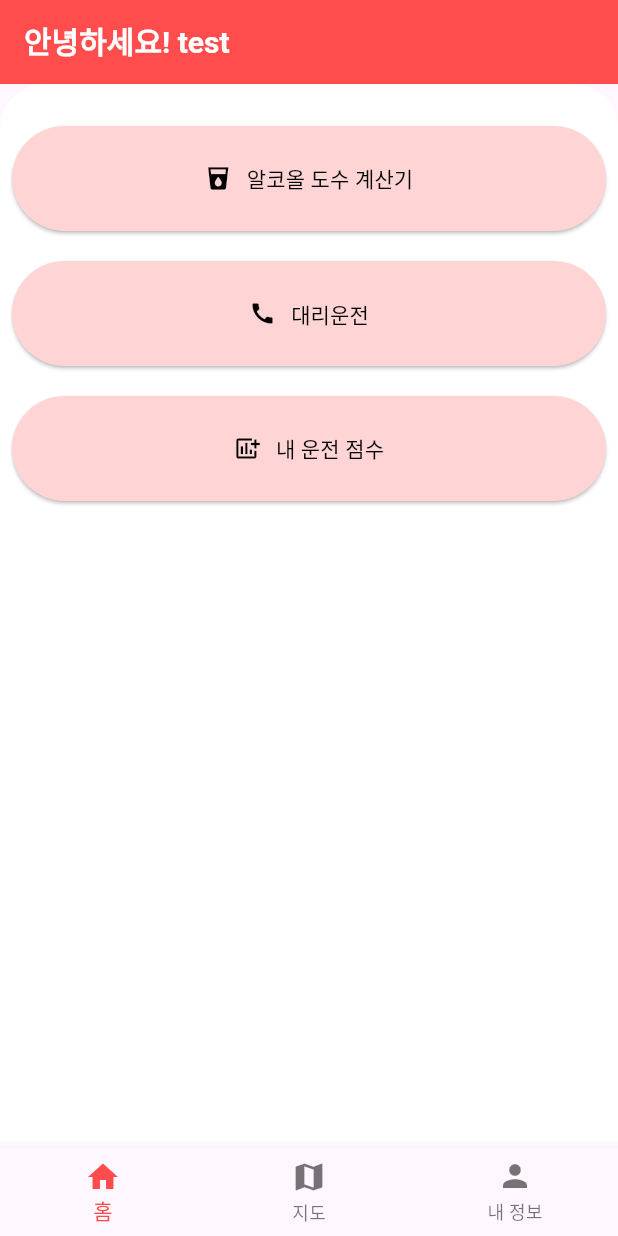
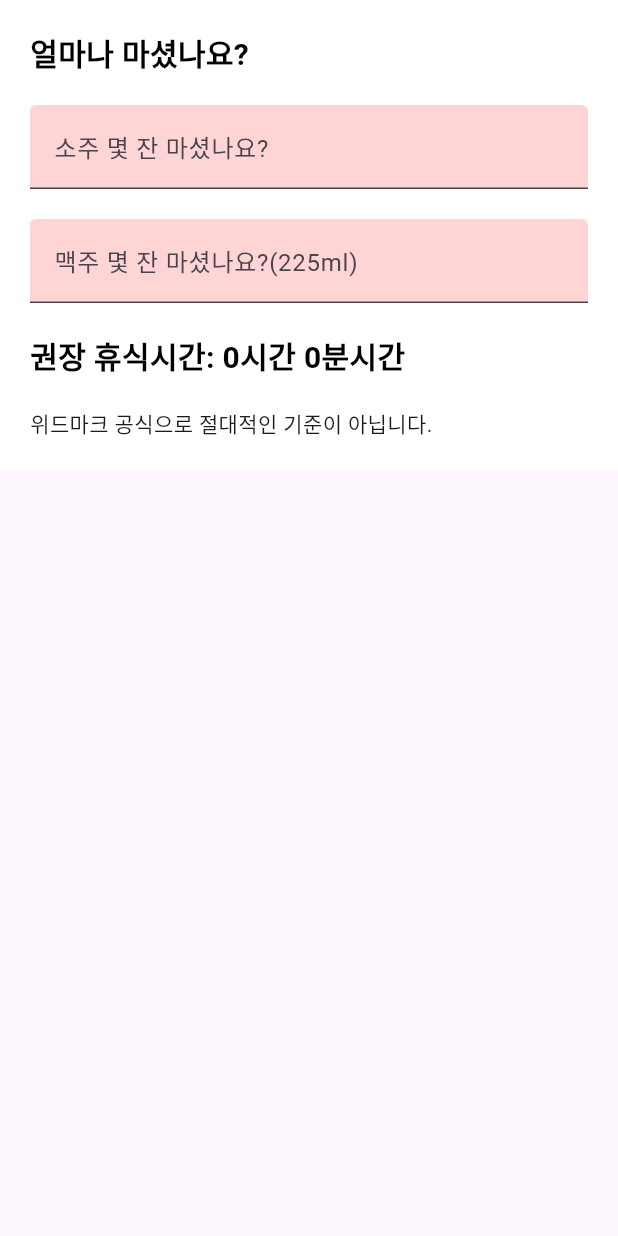
Before and after one commit to Doho-K/ALCO-T, a Flutter app: the screen it shows after launch, after a tap on "알코올 도수 계산기", on a phone screen of 412 x 824 dp. Run offline on Flutter 3.47's test engine with Material 3 defaults, Android fonts, the phone set to English and light mode, and no system bars; our stand-ins replace cloud_firestore, firebase_core, get, google_maps_flutter, sensors_plus; accounts and stored records are empty.

Commit message:
widmark page done&task connected

```diff
--- a/alco_t_dev/lib/DataCollector.dart
+++ b/alco_t_dev/lib/DataCollector.dart
@@ -9,9 +9,10 @@ class DataCollector extends GetxController{
   RxBool taskStart = false.obs;
   RxDouble initY = 0.0.obs;
   RxDouble gyroTime = 0.0.obs;
-  RxString userName = 'test'.obs;
-  RxInt userWeight = 0.obs;
-  RxInt userHeight = 0.obs;
+  RxString userName = 'user'.obs;
+  RxInt userWeight = 60.obs;
+  RxInt userHeight = 170.obs;
+  RxBool userSex = true.obs;
 
   void saveData() async {
     try{
--- a/alco_t_dev/lib/GyroTask.dart
+++ b/alco_t_dev/lib/GyroTask.dart
@@ -37,6 +37,7 @@ class _GyroTaskState extends State<GyroTask> {
         child: Column(
           mainAxisAlignment: MainAxisAlignment.center,
           children: <Widget>[
+            Text("폰을 기울여 두 공을 만나게 해주세요!"),
             Text('$_count',style: TextStyle(fontSize: 48),),
             /*Text(
               'ACCELEROMETER',
@@ -233,18 +234,6 @@ class _MovingBallState extends State<MovingBall> with TickerProviderStateMixin {
     });
   }
 
-  /*void setBallPosition(double x, double y) {
-    setState(() {
-      _x = x;
-      _y = y;
-    });
-  }
-
-  @override
-  void dispose() {
-    _controller.dispose();
-    super.dispose();
-  }*/
   double distanceBetweenPoints(double x1, double y1, double x2, double y2) {
     double dx = x2 - x1;
     double dy = y2 - y1;
@@ -256,9 +245,9 @@ class _MovingBallState extends State<MovingBall> with TickerProviderStateMixin {
       color: Colors.white,
       child: Column(
         children: [
-          Text(myController.initY.value.toString()),
-          Text(myController.gyroY.value.toString()),
-          Text(myController.gyroTime.value.toString()),
+          /*Text(myController.initY.value.toString()),
+          Text(myController.gyroY.value.toString()),*/
+          Text("${myController.gyroTime.value.toString()}:millisec!"),
           CustomPaint(
             painter: BallPainter(_x, _y),
           ),
--- a/alco_t_dev/lib/mainPages/main_home.dart
+++ b/alco_t_dev/lib/mainPages/main_home.dart
@@ -1,4 +1,8 @@
 import 'package:alco_t_dev/DataCollector.dart';
+import 'package:alco_t_dev/GyroTask.dart';
+import 'package:alco_t_dev/PatternSwipingPage.dart';
+import 'package:alco_t_dev/SelectionPage.dart';
+import 'package:alco_t_dev/widmarkPage.dart';
 import 'package:flutter/material.dart';
 import 'package:get/get.dart';
 
@@ -13,7 +17,8 @@ class _main_homeState extends State<main_home> {
   final myController = Get.put(DataCollector());
   @override
   Widget build(BuildContext context) {
-    return Container(
+    return Scaffold(
+      body: Container(
         child: Padding(
           padding: const EdgeInsets.all(8.0),
           child: Column(
@@ -21,7 +26,7 @@ class _main_homeState extends State<main_home> {
             children: <Widget>[
               SizedBox(height: 20.0),
               ElevatedButton(onPressed: () {
-
+                Get.to(WidmarkPage());
               },
                   style: ElevatedButton.styleFrom(
                     backgroundColor: Color.fromRGBO(255, 212, 212, 1),
@@ -39,7 +44,7 @@ class _main_homeState extends State<main_home> {
               )),
               SizedBox(height: 20.0),
               ElevatedButton(onPressed: () {
-
+                Get.to(PatternSwipingPage(userID: "", sessionID: 1, inPattern: 3, randPattern: 2));
               },
                   style: ElevatedButton.styleFrom(
                     backgroundColor: Color.fromRGBO(255, 212, 212, 1),
@@ -51,16 +56,15 @@ class _main_homeState extends State<main_home> {
                   children: <Widget>[
                     Icon(Icons.call,color: Colors.black,),
                     SizedBox(width: 10.0),
-                  Text("대리운전",style:TextStyle(color: Colors.black),)
+                    Text("대리운전//타이핑 테스크",style:TextStyle(color: Colors.black),)
                   ],
                 ),
               )),
               SizedBox(height: 20.0),
               ElevatedButton(onPressed: () {
-
+                Get.to(SelectionPage(sessionID: 1,userID: "",));
               },
                   style: ElevatedButton.styleFrom(
-
                     backgroundColor: Color.fromRGBO(255, 212, 212, 1),
                   ),
                   child: Container(
@@ -71,7 +75,25 @@ class _main_homeState extends State<main_home> {
                   children: <Widget>[
                     Icon(Icons.add_chart,color: Colors.black,),
                     SizedBox(width: 10.0),
-                  Text("내 운전 점수",style:TextStyle(color: Colors.black),)
+                    Text("내 운전 점수//선택 테스트",style:TextStyle(color: Colors.black),)
+                  ],
+                ),
+              )),
+              ElevatedButton(onPressed: () {
+                Get.to(GyroTask());
+              },
+                  style: ElevatedButton.styleFrom(
+                    backgroundColor: Color.fromRGBO(255, 212, 212, 1),
+                  ),
+                  child: Container(
+                    height: 70,
+
+                    child: Row(
+                      mainAxisAlignment: MainAxisAlignment.center,
+                      children: <Widget>[
+                        Icon(Icons.add_chart,color: Colors.black,),
+                        SizedBox(width: 10.0),
+                        Text("자이로 테스크",style:TextStyle(color: Colors.black),)
                       ],
                     ),
                   ))
@@ -79,6 +101,7 @@ class _main_homeState extends State<main_home> {
             ],
           ),
         ),
+      ),
     );
   }
 }
--- /dev/null
+++ b/alco_t_dev/lib/widmarkPage.dart
@@ -0,0 +1,88 @@
+import 'package:alco_t_dev/DataCollector.dart';
+import 'package:flutter/cupertino.dart';
+import 'package:flutter/material.dart';
+import 'package:get/get.dart';
+
+class WidmarkPage extends StatefulWidget{
+  const WidmarkPage({Key? key}) : super(key: key);
+  @override
+  State<WidmarkPage> createState() => _WidmarkPageState();
+}
+
+class _WidmarkPageState extends State<WidmarkPage>{
+  TextEditingController _sojuController = TextEditingController();
+  TextEditingController _beerController = TextEditingController();
+  final myController = Get.put(DataCollector());
+  var beer = 0;
+  var soju = 0;
+  var total = 0.0;
+  var time = 0.0;
+  String _formatTime(double time) {
+    int hours = time.floor(); // 시간 부분 추출
+    int minutes = ((time - hours) * 60).round(); // 분 부분 추출
+    if(time<0){
+      return '0시간 0분';
+    }
+    else{
+      return '$hours시간 $minutes분';
+    }
+  }
+
+  @override
+  Widget build(BuildContext context){
+    return Scaffold(
+      body: SingleChildScrollView( // SingleChildScrollView 추가
+        child: Container(
+          color: Colors.white,
+          padding: EdgeInsets.all(20.0),
+          child: Column(
+            crossAxisAlignment: CrossAxisAlignment.start,
+            children: <Widget>[
+              Text("얼마나 마셨나요?",style: TextStyle(color: Colors.black,fontSize: 20,fontWeight: FontWeight.w600),),
+              SizedBox(height: 20.0),
+              TextField(
+                onChanged: (text){
+                  setState(() {
+                    soju = int.parse(text);
+                    total = soju * 7.125 + beer * 8;
+                    time = ((total / (10*myController.userWeight.value*0.84))-0.03)/0.015;
+                  });
+                },
+                controller: _sojuController,
+                decoration: InputDecoration(
+                  filled: true,
+                  fillColor: Color.fromRGBO(255, 212, 212, 1),
+                  labelText: '소주 몇 잔 마셨나요?',
+                ),
+                keyboardType: TextInputType.number,
+              ),
+              SizedBox(height: 20.0),
+              TextField(
+                onChanged: (text){
+                  setState(() {
+                    beer = int.parse(text);
+                    total = soju * 7.125 + beer * 8;
+                    time = ((total / (10*myController.userWeight.value*0.84))-0.03)/0.015;
+
+                  });
+
+                },
+                controller: _beerController,
+                decoration: InputDecoration(
+                  filled: true,
+                  fillColor: Color.fromRGBO(255, 212, 212, 1),
+                  labelText: '맥주 몇 잔 마셨나요?(225ml)',
+                ),
+                keyboardType: TextInputType.number,
+              ),
+              SizedBox(height: 20.0),
+              Text("권장 휴식시간: ${_formatTime(time)}시간",style: TextStyle(color: Colors.black,fontSize: 20,fontWeight: FontWeight.w600),),
+              SizedBox(height: 20.0),
+              Text("위드마크 공식으로 절대적인 기준이 아닙니다.")
+            ],
+          ),
+        ),
+      ),
+    );
+  }
+}
```
Lines whose indentation alone changed are shown as unchanged.
